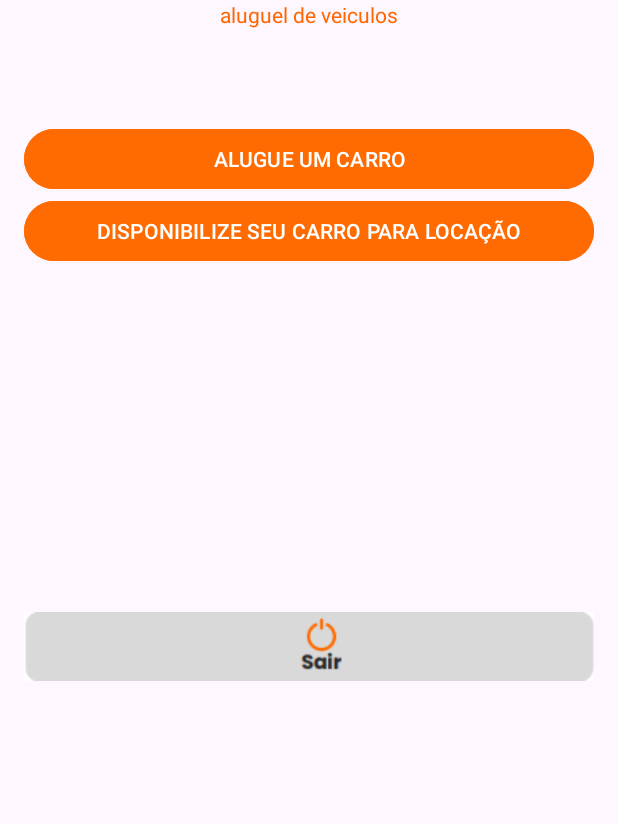
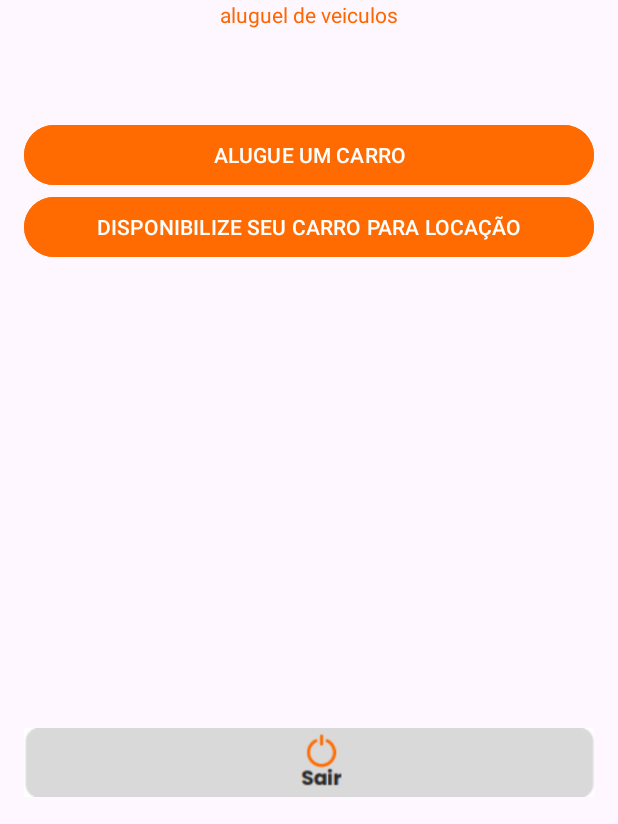
Before and after one commit to guimabruno/alugaai, an Android app: the layout activity_menu.xml on its own in the app's theme, with its tools: preview values and no code run, on a phone screen of 412 x 824 dp, the part 412-1236 px from its top. Run offline under Robolectric (Android 15) with nearby library versions, the phone set to English and light mode, and no system bars.

Commit message:
[EDIT] remover txtMENUser e agora o botão sair sempre estara em baixo

```diff
--- a/app/src/main/res/layout/activity_menu.xml
+++ b/app/src/main/res/layout/activity_menu.xml
@@ -45,27 +45,17 @@
         android:layout_below="@id/textViewAlugaAi"
         android:layout_centerHorizontal="true"
         android:text="aluguel de veiculos"
-        android:layout_marginBottom="10dp"
+        android:layout_marginBottom="60dp"
         android:textColor="#ff6600"
         android:layout_gravity="center"
         />
-
-    <TextView
-        android:id="@+id/txtMENUser"
-        android:layout_width="wrap_content"
-        android:layout_height="wrap_content"
-        android:textSize="24sp"
-        android:textColor="#000"
-        android:layout_marginBottom="20dp"
-        android:layout_below="@id/textViewAluga"
-        android:layout_centerHorizontal="true"/>
 
     <Button
         android:id="@+id/btAlugue"
         android:layout_width="match_parent"
         android:layout_height="wrap_content"
         android:text="ALUGUE UM CARRO"
-        android:layout_below="@id/txtMENUser"
+        android:layout_below="@id/textViewAluga"
         android:layout_centerHorizontal="true"
         android:layout_gravity="center"
         android:backgroundTint="@color/orange"
@@ -86,8 +76,8 @@
         android:id="@+id/btSair"
         android:layout_width="match_parent"
         android:layout_height="50dp"
-        android:layout_below="@id/btDisponibilize"
-        android:layout_marginTop="228dp"
-        android:src="@drawable/button_sair" />
+        android:layout_alignParentBottom="true"
+        android:src="@drawable/button_sair"
+        android:layout_marginTop="16dp"/>
 
 </RelativeLayout>
```
Also changed, not shown: app/src/main/java/com/example/alugai/Menu.java (+7 -4 lines).
